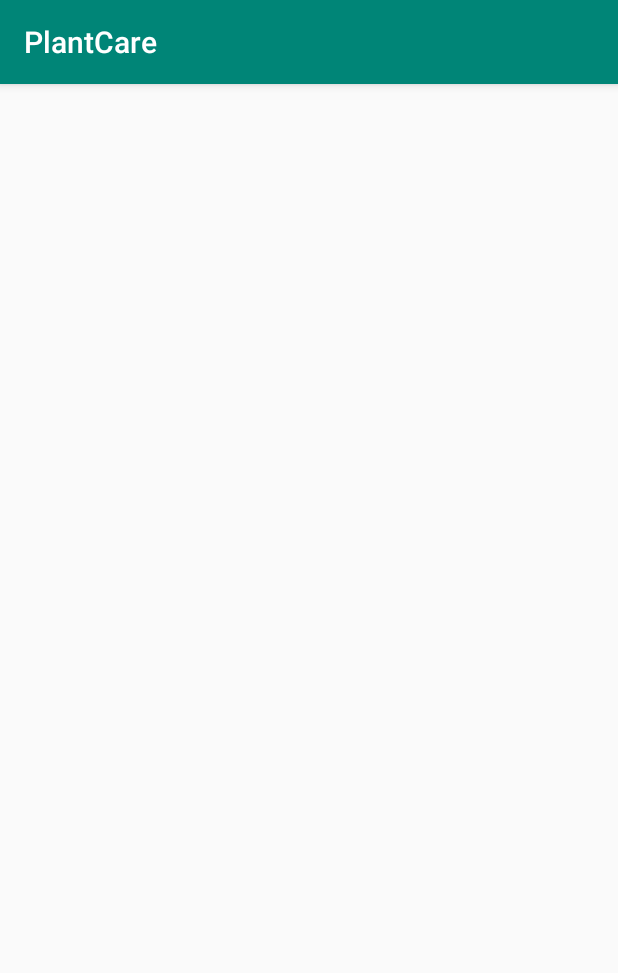
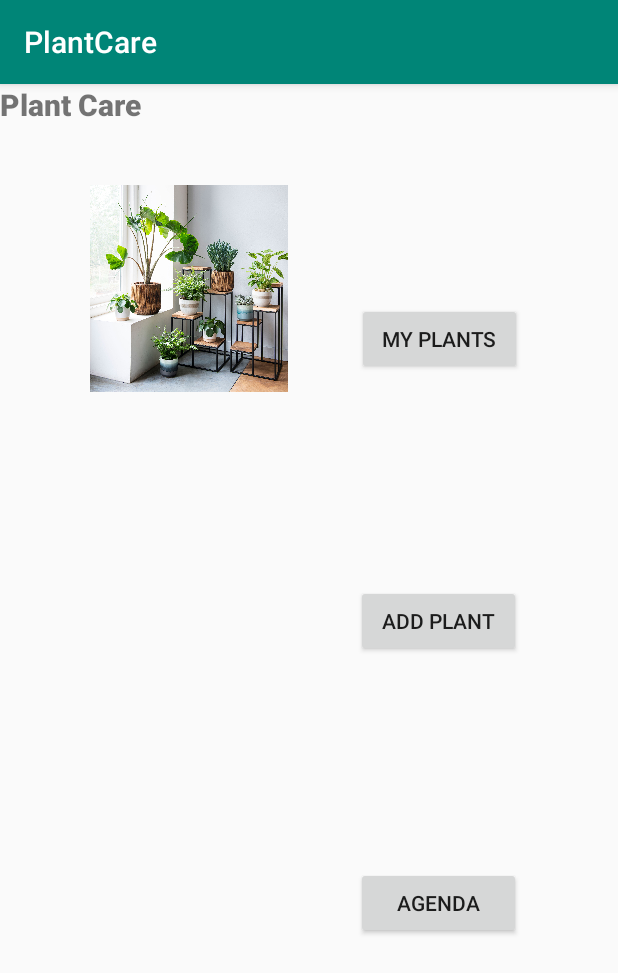
Before and after one commit to LiamSimons/Plant_Care, an Android app: the MainActivity screen opened directly, with no data from a screen before it, on a phone screen of 412 x 824 dp. Shown: the top 973 px of the screen. Run offline under Robolectric (Android 15) with nearby library versions, the phone set to English and light mode, and no system bars.

Commit message:
first layout

```diff
--- a/app/src/main/res/layout/activity_main.xml
+++ b/app/src/main/res/layout/activity_main.xml
@@ -6,4 +6,67 @@
     android:layout_height="match_parent"
     tools:context=".MainActivity">
 
+    <ImageView
+        android:id="@+id/imageView"
+        android:layout_width="172dp"
+        android:layout_height="138dp"
+        android:layout_marginStart="40dp"
+        android:layout_marginTop="40dp"
+        app:layout_constraintStart_toStartOf="parent"
+        app:layout_constraintTop_toBottomOf="@+id/textView"
+        app:srcCompat="@drawable/planten" />
+
+    <Button
+        android:id="@+id/button"
+        android:layout_width="110dp"
+        android:layout_height="wrap_content"
+        android:layout_marginStart="8dp"
+        android:layout_marginTop="8dp"
+        android:layout_marginEnd="64dp"
+        android:layout_marginBottom="8dp"
+        android:text="My Plants"
+        app:layout_constraintBottom_toBottomOf="parent"
+        app:layout_constraintEnd_toEndOf="parent"
+        app:layout_constraintHorizontal_bias="1.0"
+        app:layout_constraintStart_toEndOf="@+id/imageView"
+        app:layout_constraintTop_toTopOf="parent"
+        app:layout_constraintVertical_bias="0.196" />
+
+    <TextView
+        android:id="@+id/textView"
+        android:layout_width="wrap_content"
+        android:layout_height="wrap_content"
+        android:fontFamily="sans-serif-black"
+        android:text="Plant Care"
+        android:textAllCaps="false"
+        android:textSize="20sp"
+        android:textStyle="bold"
+        tools:layout_editor_absoluteX="157dp"
+        tools:layout_editor_absoluteY="16dp" />
+
+    <Button
+        android:id="@+id/button2"
+        android:layout_width="110dp"
+        android:layout_height="wrap_content"
+        android:layout_marginStart="8dp"
+        android:layout_marginTop="140dp"
+        android:layout_marginEnd="8dp"
+        android:text="Add Plant"
+        app:layout_constraintEnd_toEndOf="parent"
+        app:layout_constraintHorizontal_bias="0.803"
+        app:layout_constraintStart_toStartOf="parent"
+        app:layout_constraintTop_toBottomOf="@+id/button" />
+
+    <Button
+        android:id="@+id/button3"
+        android:layout_width="110dp"
+        android:layout_height="wrap_content"
+        android:layout_marginStart="8dp"
+        android:layout_marginTop="140dp"
+        android:layout_marginEnd="8dp"
+        android:text="Agenda"
+        app:layout_constraintEnd_toEndOf="parent"
+        app:layout_constraintHorizontal_bias="0.803"
+        app:layout_constraintStart_toStartOf="parent"
+        app:layout_constraintTop_toBottomOf="@+id/button2" />
 </android.support.constraint.ConstraintLayout>
```
Also changed, not shown: app/src/main/res/drawable-v24/addplant.jpg (added), app/src/main/res/drawable-v24/planten.jpg (added).
